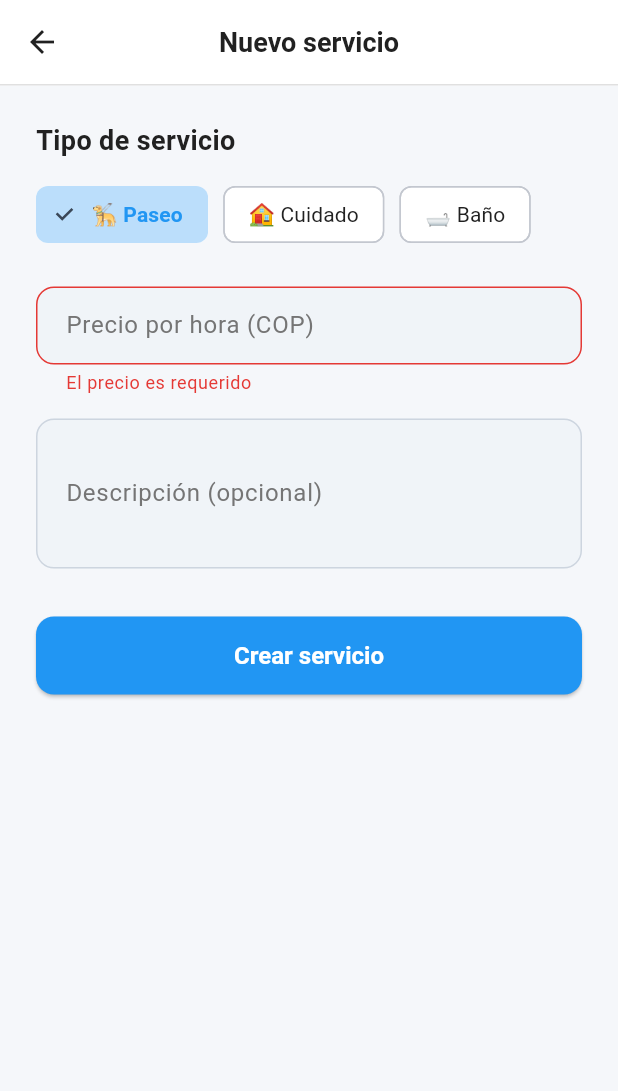
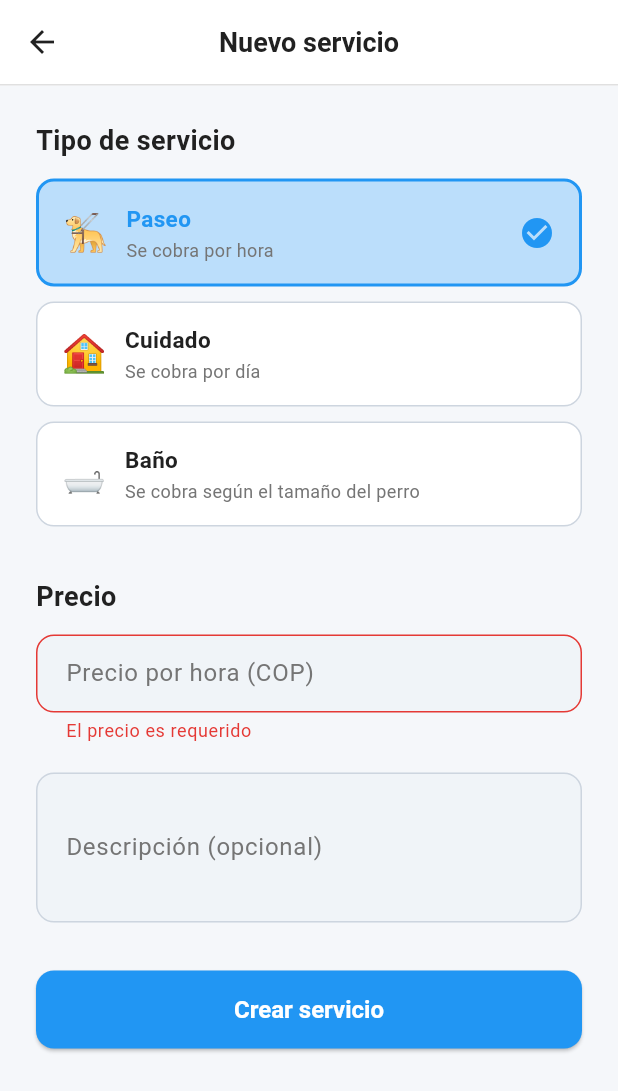
Before and after one commit to vallejoj203k/The_walking_pets, a Flutter app: the CreateServiceScreen screen opened directly, after a tap on "Crear servicio", on a phone screen of 412 x 824 dp. Shown: the top 1091 px of the screen. Run offline on Flutter 3.47's test engine with Material 3 defaults, Android fonts, the phone set to English and light mode, and no system bars; our stand-ins replace cached_network_image, geolocator, google_maps_flutter, image_picker, supabase_flutter; accounts and stored records are empty.

Commit message:
Add per-size pricing for baño and per-unit pricing for paseo/cuidado
- ServiceModel: add priceSmall/priceMedium/priceLarge fields with priceSummary and priceForSize helpers
- ServicesProvider: pass size prices in createService/updateService to Supabase
- CreateServiceScreen: type-specific price fields (single field with /hora or /día suffix; three size fields for baño)
- ServiceCard: display price using priceSummary instead of hardcoded format
- BookingScreen: show baño price based on selected pet's size

Co-Authored-By: Claude Sonnet 4.6 <noreply@anthropic.com>
Claude-Session: https://claude.ai/code/session_01SngiPDtVyU93pRmNQwQmxh

```diff
--- a/lib/core/models/service_model.dart
+++ b/lib/core/models/service_model.dart
@@ -2,7 +2,10 @@ class ServiceModel {
   final String id;
   final String walkerId;
   String type;
-  double price;
+  double price;           // Para paseo (x hora) y cuidado (x día)
+  double? priceSmall;    // Baño: precio perro pequeño
+  double? priceMedium;   // Baño: precio perro mediano
+  double? priceLarge;    // Baño: precio perro grande
   String? description;
   String? imageUrl;
   bool isActive;
@@ -14,6 +17,9 @@ class ServiceModel {
     required this.walkerId,
     required this.type,
     required this.price,
+    this.priceSmall,
+    this.priceMedium,
+    this.priceLarge,
     this.description,
     this.imageUrl,
     this.isActive = true,
@@ -26,7 +32,16 @@ class ServiceModel {
       id: map['id'] as String,
       walkerId: map['walker_id'] as String,
       type: map['type'] as String,
-      price: (map['price'] as num).toDouble(),
+      price: (map['price'] as num? ?? 0).toDouble(),
+      priceSmall: map['price_small'] != null
+          ? (map['price_small'] as num).toDouble()
+          : null,
+      priceMedium: map['price_medium'] != null
+          ? (map['price_medium'] as num).toDouble()
+          : null,
+      priceLarge: map['price_large'] != null
+          ? (map['price_large'] as num).toDouble()
+          : null,
       description: map['description'] as String?,
       imageUrl: map['image_url'] as String?,
       isActive: map['is_active'] as bool? ?? true,
@@ -40,6 +55,9 @@ class ServiceModel {
       'walker_id': walkerId,
       'type': type,
       'price': price,
+      'price_small': priceSmall,
+      'price_medium': priceMedium,
+      'price_large': priceLarge,
       'description': description,
       'image_url': imageUrl,
       'is_active': isActive,
@@ -72,4 +90,50 @@ class ServiceModel {
         return '🐾';
     }
   }
+
+  // Unidad de cobro según tipo
+  String get priceUnit {
+    switch (type) {
+      case 'paseo':
+        return 'hora';
+      case 'cuidado':
+        return 'día';
+      case 'baño':
+        return 'según tamaño';
+      default:
+        return '';
+    }
+  }
+
+  // Resumen de precio para mostrar en UI
+  String get priceSummary {
+    switch (type) {
+      case 'paseo':
+        return '\$${price.toStringAsFixed(0)} COP/hora';
+      case 'cuidado':
+        return '\$${price.toStringAsFixed(0)} COP/día';
+      case 'baño':
+        final parts = <String>[];
+        if (priceSmall != null) parts.add('Pequeño: \$${priceSmall!.toStringAsFixed(0)}');
+        if (priceMedium != null) parts.add('Mediano: \$${priceMedium!.toStringAsFixed(0)}');
+        if (priceLarge != null) parts.add('Grande: \$${priceLarge!.toStringAsFixed(0)}');
+        return parts.isEmpty ? 'Sin precio definido' : parts.join(' · ');
+      default:
+        return '\$${price.toStringAsFixed(0)} COP';
+    }
+  }
+
+  // Precio para una mascota según su tamaño (para baño)
+  double? priceForSize(String size) {
+    switch (size) {
+      case 'pequeño':
+        return priceSmall;
+      case 'mediano':
+        return priceMedium;
+      case 'grande':
+        return priceLarge;
+      default:
+        return null;
+    }
+  }
 }
--- a/lib/features/services/screens/create_service_screen.dart
+++ b/lib/features/services/screens/create_service_screen.dart
@@ -10,7 +10,7 @@ import '../../../config/theme/app_text_styles.dart';
 import '../../../config/constants/app_constants.dart';
 
 class CreateServiceScreen extends StatefulWidget {
-  final ServiceModel? service; // null = crear, non-null = editar
+  final ServiceModel? service;
 
   const CreateServiceScreen({super.key, this.service});
 
@@ -20,19 +20,37 @@ class CreateServiceScreen extends StatefulWidget {
 
 class _CreateServiceScreenState extends State<CreateServiceScreen> {
   final _formKey = GlobalKey<FormState>();
+
+  // Paseo / Cuidado
   final _priceCtrl = TextEditingController();
+
+  // Baño por tamaño
+  final _priceSmallCtrl = TextEditingController();
+  final _priceMediumCtrl = TextEditingController();
+  final _priceLargeCtrl = TextEditingController();
+
   final _descCtrl = TextEditingController();
   String _selectedType = AppConstants.walkerServices.first;
   String? _walkerId;
 
   bool get _isEditing => widget.service != null;
+  bool get _isBath => _selectedType == 'baño';
+  bool get _isCare => _selectedType == 'cuidado';
 
   @override
   void initState() {
     super.initState();
     if (_isEditing) {
       _selectedType = widget.service!.type;
-      _priceCtrl.text = widget.service!.price.toStringAsFixed(0);
+      _priceCtrl.text = widget.service!.price > 0
+          ? widget.service!.price.toStringAsFixed(0)
+          : '';
+      _priceSmallCtrl.text =
+          widget.service!.priceSmall?.toStringAsFixed(0) ?? '';
+      _priceMediumCtrl.text =
+          widget.service!.priceMedium?.toStringAsFixed(0) ?? '';
+      _priceLargeCtrl.text =
+          widget.service!.priceLarge?.toStringAsFixed(0) ?? '';
       _descCtrl.text = widget.service!.description ?? '';
     }
     WidgetsBinding.instance.addPostFrameCallback((_) => _loadWalkerId());
@@ -41,20 +59,30 @@ class _CreateServiceScreenState extends State<CreateServiceScreen> {
   Future<void> _loadWalkerId() async {
     if (!mounted) return;
     final userId = context.read<AuthProvider>().userModel!.id;
-    final data = await context
+    final id = await context
         .read<ServicesProvider>()
         .getWalkerIdByUserId(userId);
-    setState(() => _walkerId = data);
+    setState(() => _walkerId = id);
   }
 
   Future<void> _save() async {
     if (!_formKey.currentState!.validate()) return;
     if (_walkerId == null) return;
 
-    final price = double.parse(_priceCtrl.text.trim());
-    final desc =
-        _descCtrl.text.trim().isEmpty ? null : _descCtrl.text.trim();
     final provider = context.read<ServicesProvider>();
+
+    double price = 0;
+    double? priceSmall, priceMedium, priceLarge;
+
+    if (_isBath) {
+      priceSmall = double.tryParse(_priceSmallCtrl.text.trim());
+      priceMedium = double.tryParse(_priceMediumCtrl.text.trim());
+      priceLarge = double.tryParse(_priceLargeCtrl.text.trim());
+    } else {
+      price = double.parse(_priceCtrl.text.trim());
+    }
+
+    final desc = _descCtrl.text.trim().isEmpty ? null : _descCtrl.text.trim();
 
     bool success;
     if (_isEditing) {
@@ -62,6 +90,9 @@ class _CreateServiceScreenState extends State<CreateServiceScreen> {
         serviceId: widget.service!.id,
         type: _selectedType,
         price: price,
+        priceSmall: priceSmall,
+        priceMedium: priceMedium,
+        priceLarge: priceLarge,
         description: desc,
       );
     } else {
@@ -69,6 +100,9 @@ class _CreateServiceScreenState extends State<CreateServiceScreen> {
         walkerId: _walkerId!,
         type: _selectedType,
         price: price,
+        priceSmall: priceSmall,
+        priceMedium: priceMedium,
+        priceLarge: priceLarge,
         description: desc,
       );
     }
@@ -88,8 +122,7 @@ class _CreateServiceScreenState extends State<CreateServiceScreen> {
       ScaffoldMessenger.of(context).showSnackBar(
         SnackBar(
             content: Text(provider.error!),
-          backgroundColor: AppColors.error,
-        ),
+            backgroundColor: AppColors.error),
       );
     }
   }
@@ -97,6 +130,9 @@ class _CreateServiceScreenState extends State<CreateServiceScreen> {
   @override
   void dispose() {
     _priceCtrl.dispose();
+    _priceSmallCtrl.dispose();
+    _priceMediumCtrl.dispose();
+    _priceLargeCtrl.dispose();
     _descCtrl.dispose();
     super.dispose();
   }
@@ -119,36 +155,76 @@ class _CreateServiceScreenState extends State<CreateServiceScreen> {
             children: [
               Text('Tipo de servicio', style: AppTextStyles.heading3),
               const SizedBox(height: 12),
-              Wrap(
-                spacing: 10,
-                children: AppConstants.walkerServices.map((type) {
+              // Selector de tipo
+              ...AppConstants.walkerServices.map((type) {
                 final selected = _selectedType == type;
-                  return ChoiceChip(
-                    label: Text(
-                        '${_emoji(type)} ${_capitalize(type)}'),
-                    selected: selected,
-                    selectedColor: AppColors.primaryLight,
-                    onSelected: (_) =>
-                        setState(() => _selectedType = type),
-                    labelStyle: TextStyle(
+                return GestureDetector(
+                  onTap: () => setState(() => _selectedType = type),
+                  child: AnimatedContainer(
+                    duration: const Duration(milliseconds: 180),
+                    margin: const EdgeInsets.only(bottom: 10),
+                    padding: const EdgeInsets.symmetric(
+                        horizontal: 16, vertical: 14),
+                    decoration: BoxDecoration(
+                      color: selected
+                          ? AppColors.primaryLight
+                          : AppColors.surface,
+                      borderRadius: BorderRadius.circular(12),
+                      border: Border.all(
+                        color: selected
+                            ? AppColors.primary
+                            : AppColors.inputBorder,
+                        width: selected ? 2 : 1,
+                      ),
+                    ),
+                    child: Row(
+                      children: [
+                        Text(_emoji(type),
+                            style: const TextStyle(fontSize: 24)),
+                        const SizedBox(width: 12),
+                        Expanded(
+                          child: Column(
+                            crossAxisAlignment: CrossAxisAlignment.start,
+                            children: [
+                              Text(_capitalize(type),
+                                  style: AppTextStyles.body.copyWith(
+                                    fontWeight: FontWeight.w600,
                                     color: selected
                                         ? AppColors.primary
                                         : AppColors.textPrimary,
-                      fontWeight: selected
-                          ? FontWeight.w600
-                          : FontWeight.normal,
+                                  )),
+                              Text(
+                                _priceHint(type),
+                                style: AppTextStyles.caption,
+                              ),
+                            ],
+                          ),
+                        ),
+                        if (selected)
+                          const Icon(Icons.check_circle,
+                              color: AppColors.primary),
+                      ],
+                    ),
                   ),
                 );
-                }).toList(),
-              ),
+              }),
+
               const SizedBox(height: 24),
+              Text('Precio', style: AppTextStyles.heading3),
+              const SizedBox(height: 12),
+
+              // Campos de precio según tipo
+              if (!_isBath) ...[
                 TextFormField(
                   controller: _priceCtrl,
                   keyboardType: TextInputType.number,
-                decoration: const InputDecoration(
-                  labelText: 'Precio por hora (COP)',
-                  hintText: 'Ej: 25000',
+                  decoration: InputDecoration(
+                    labelText: _isCare
+                        ? 'Precio por día (COP)'
+                        : 'Precio por hora (COP)',
+                    hintText: _isCare ? 'Ej: 80000' : 'Ej: 25000',
                     prefixText: '\$ ',
+                    suffixText: _isCare ? '/día' : '/hora',
                   ),
                   validator: (v) {
                     if (v == null || v.trim().isEmpty) {
@@ -156,32 +232,75 @@ class _CreateServiceScreenState extends State<CreateServiceScreen> {
                     }
                     final p = double.tryParse(v.trim());
                     if (p == null || p <= 0) {
-                    return 'Ingresa un precio válido mayor a 0';
+                      return 'Ingresa un precio válido';
                     }
                     return null;
                   },
                 ),
-              const SizedBox(height: 16),
+              ] else ...[
+                // Baño: tres precios por tamaño
+                _BathPriceField(
+                  label: '🐕 Perro pequeño',
+                  hint: 'Ej: 30000',
+                  controller: _priceSmallCtrl,
+                ),
+                const SizedBox(height: 12),
+                _BathPriceField(
+                  label: '🐕 Perro mediano',
+                  hint: 'Ej: 45000',
+                  controller: _priceMediumCtrl,
+                ),
+                const SizedBox(height: 12),
+                _BathPriceField(
+                  label: '🐕 Perro grande',
+                  hint: 'Ej: 60000',
+                  controller: _priceLargeCtrl,
+                ),
+                // Validar que al menos uno tenga precio
+                Builder(builder: (ctx) {
+                  return const SizedBox.shrink();
+                }),
+              ],
+
+              const SizedBox(height: 20),
               TextFormField(
                 controller: _descCtrl,
                 maxLines: 3,
                 decoration: const InputDecoration(
                   labelText: 'Descripción (opcional)',
-                  hintText:
-                      'Describe tu servicio, experiencia, qué incluye...',
+                  hintText: 'Describe qué incluye tu servicio...',
                 ),
               ),
               const SizedBox(height: 32),
               CustomElevatedButton(
                 label: _isEditing ? 'Guardar cambios' : 'Crear servicio',
-                onPressed: _save,
+                onPressed: _validateAndSave,
                 isLoading: provider.isLoading,
               ),
+              const SizedBox(height: 24),
             ],
           ),
         ),
       ),
     );
+  }
+
+  Future<void> _validateAndSave() async {
+    if (_isBath) {
+      final s = double.tryParse(_priceSmallCtrl.text.trim());
+      final m = double.tryParse(_priceMediumCtrl.text.trim());
+      final l = double.tryParse(_priceLargeCtrl.text.trim());
+      if (s == null && m == null && l == null) {
+        ScaffoldMessenger.of(context).showSnackBar(
+          const SnackBar(
+            content: Text('Ingresa el precio para al menos un tamaño'),
+            backgroundColor: AppColors.error,
+          ),
+        );
+        return;
+      }
+    }
+    _save();
   }
 
   String _capitalize(String s) =>
@@ -199,4 +318,49 @@ class _CreateServiceScreenState extends State<CreateServiceScreen> {
         return '🐾';
     }
   }
+
+  String _priceHint(String type) {
+    switch (type) {
+      case 'paseo':
+        return 'Se cobra por hora';
+      case 'cuidado':
+        return 'Se cobra por día';
+      case 'baño':
+        return 'Se cobra según el tamaño del perro';
+      default:
+        return '';
     }
+  }
+}
+
+class _BathPriceField extends StatelessWidget {
+  final String label;
+  final String hint;
+  final TextEditingController controller;
+
+  const _BathPriceField({
+    required this.label,
+    required this.hint,
+    required this.controller,
+  });
+
+  @override
+  Widget build(BuildContext context) {
+    return TextFormField(
+      controller: controller,
+      keyboardType: TextInputType.number,
+      decoration: InputDecoration(
+        labelText: label,
+        hintText: hint,
+        prefixText: '\$ ',
+        suffixText: 'COP',
+      ),
+      validator: (v) {
+        if (v == null || v.trim().isEmpty) return null; // opcional
+        final p = double.tryParse(v.trim());
+        if (p == null || p <= 0) return 'Precio inválido';
+        return null;
+      },
+    );
+  }
+}
--- a/lib/features/services/widgets/service_card.dart
+++ b/lib/features/services/widgets/service_card.dart
@@ -50,7 +50,7 @@ class ServiceCard extends StatelessWidget {
                       Text(service.typeLabel,
                           style: AppTextStyles.heading3),
                       Text(
-                        '\$${service.price.toStringAsFixed(0)} COP/hora',
+                        service.priceSummary,
                         style: AppTextStyles.body
                             .copyWith(color: AppColors.primary),
                       ),
```
Also changed, not shown: lib/features/booking/screens/booking_screen.dart (+15 -2 lines), lib/features/services/providers/services_provider.dart (+15 -0 lines). Lines whose indentation alone changed are shown as unchanged.
